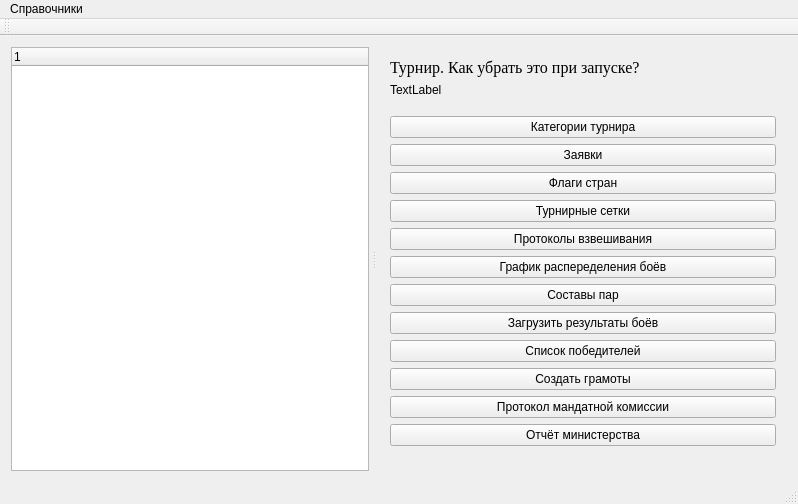
Old version of the form TournamentManager/mainwindow.ui in the repository BarsukAlexey/xelarogi.
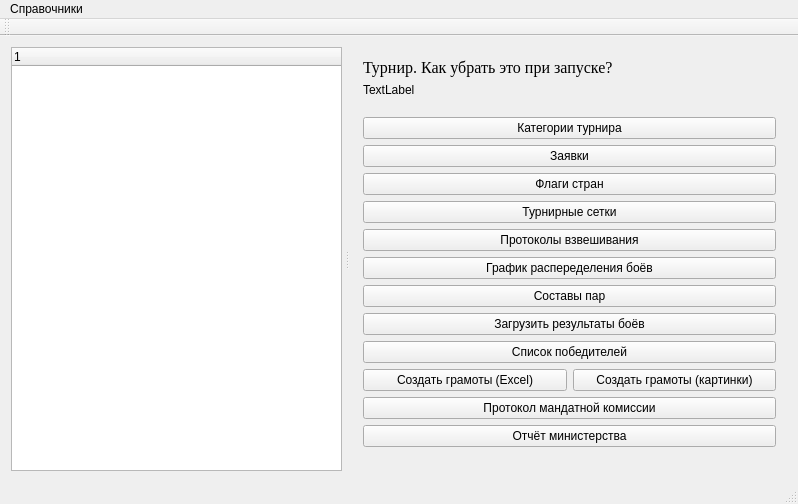
New version of the form. The open tabs and pages were chosen to show the change.

```diff
--- a/TournamentManager/mainwindow.ui
+++ b/TournamentManager/mainwindow.ui
@@ -208,8 +208,8 @@
              </property>
              <property name="sizeHint" stdset="0">
               <size>
-               <width>20</width>
-               <height>40</height>
+               <width>17</width>
+               <height>13</height>
               </size>
              </property>
             </spacer>
@@ -290,11 +290,22 @@
             </widget>
            </item>
            <item>
+            <layout class="QHBoxLayout" name="horizontalLayout">
+             <item>
             <widget class="QPushButton" name="trophyBtn">
              <property name="text">
-              <string>Создать грамоты</string>
-             </property>
-            </widget>
+                <string>Создать грамоты (Excel)</string>
+               </property>
+              </widget>
+             </item>
+             <item>
+              <widget class="QPushButton" name="trophyBtnImage">
+               <property name="text">
+                <string>Создать грамоты (картинки)</string>
+               </property>
+              </widget>
+             </item>
+            </layout>
            </item>
            <item>
             <widget class="QPushButton" name="manda">
@@ -317,8 +328,8 @@
              </property>
              <property name="sizeHint" stdset="0">
               <size>
-               <width>20</width>
-               <height>40</height>
+               <width>17</width>
+               <height>13</height>
               </size>
              </property>
             </spacer>
```
Lines whose indentation alone changed are shown as unchanged.
